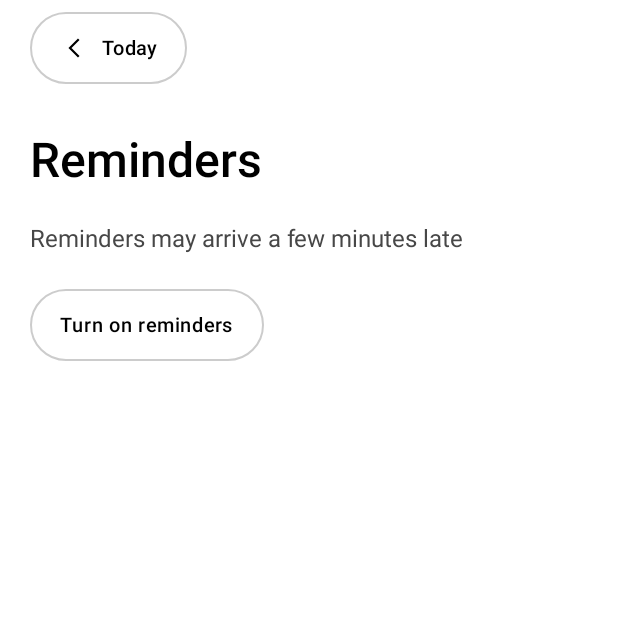
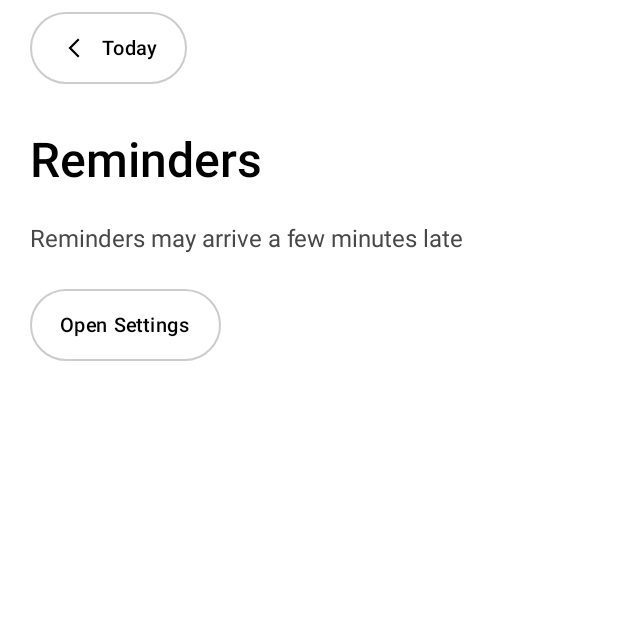
Before and after one commit to kyeoeol/reflex-mobile-apps, an Android app built with Jetpack Compose: the screen it shows after launch (MainActivity), after a tap on "Reminders", on a phone screen of 412 x 824 dp, the top half of it. Run offline under Robolectric (Android 15) with nearby library versions, the phone set to English and light mode, and no system bars; our stand-ins replace Room's generated code; network calls fail; pictures from the network do not load.

Commit message:
Contract: Reminders actionLabel and a null adherence label when there is no data
From the advisor's UX review of the simulator/emulator screenshots: Reminders
showed a 'Turn on reminders' button under 'Reminders are on', and 'No data yet'
was set in display type. Reminders now exposes actionLabel (same values as
Today's banner action, null when nothing needs fixing); MedicationDetail's
adherenceLabel is null without data and adherenceCaption says 'No data yet'.
Both cores, the tests and the Android views follow.

Co-Authored-By: Claude Opus 5.5 <noreply@anthropic.com>

```diff
--- a/android/app/src/main/kotlin/app/reflex/mobile/features/health/MedicationDetailScreen.kt
+++ b/android/app/src/main/kotlin/app/reflex/mobile/features/health/MedicationDetailScreen.kt
@@ -50,8 +50,8 @@ fun MedicationDetailScreen(vm: MedicationDetailViewModel, backTitle: String, onB
         Column(Modifier.testTag("detail.adherence").semantics(mergeDescendants = true) {},
             verticalArrangement = Arrangement.spacedBy(8.dp)) {
             SectionHeader("Adherence")
-            Text(state.adherenceLabel, style = HealthType.display, color = colors.primary)
-            state.adherenceCaption?.let { Text(it, style = HealthType.caption, color = colors.secondary) }
+            state.adherenceLabel?.let { Text(it, style = HealthType.display, color = colors.primary) }
+            Text(state.adherenceCaption, style = HealthType.caption, color = colors.secondary)
         }
         FlowRow(horizontalArrangement = Arrangement.spacedBy(8.dp), verticalArrangement = Arrangement.spacedBy(8.dp)) {
             if (state.canArchive) PillButton("Archive", { vm.send(Action.Archive) }, modifier = Modifier.testTag("detail.archive"),
--- a/android/app/src/main/kotlin/app/reflex/mobile/features/health/RemindersScreen.kt
+++ b/android/app/src/main/kotlin/app/reflex/mobile/features/health/RemindersScreen.kt
@@ -26,8 +26,10 @@ fun RemindersScreen(vm: RemindersViewModel, backTitle: String, onBack: () -> Uni
         HealthTopBar("", backTitle = backTitle, onBack = onBack)
         ScreenTitle("Reminders")
         Text(state.statusLabel, style = HealthType.body, color = HealthTheme.colors.body, modifier = Modifier.testTag("reminders.status"))
-        PillButton("Turn on reminders", { vm.send(Action.TurnOnReminders) }, modifier = Modifier.testTag("reminders.turnOn"),
-            kind = PillButtonKind.Outline)
+        state.actionLabel?.let { label ->
+            PillButton(label, { vm.send(Action.TurnOnReminders) }, modifier = Modifier.testTag("reminders.turnOn"),
+                kind = PillButtonKind.Outline)
+        }
         if (state.reminders.isNotEmpty()) Column {
             for (reminder in state.reminders) {
                 ReminderRow(reminder.kind, HealthFormat.reminderTime(reminder.fireAt), reminder.title, reminder.body,
--- a/android/core/src/main/kotlin/app/reflex/core/features/health/MedicationDetailViewModelIntrospectionNode.kt
+++ b/android/core/src/main/kotlin/app/reflex/core/features/health/MedicationDetailViewModelIntrospectionNode.kt
@@ -20,8 +20,8 @@ class MedicationDetailViewModelIntrospectionNode(private val viewModel: Medicati
                 "startDate" to JsonValue.Str(it.startDate),
                 "endDate" to JsonValue.of(it.endDate),
                 "status" to JsonValue.Str(it.status),
-                "adherenceLabel" to JsonValue.Str(it.adherenceLabel),
-                "adherenceCaption" to JsonValue.of(it.adherenceCaption),
+                "adherenceLabel" to JsonValue.of(it.adherenceLabel),
+                "adherenceCaption" to JsonValue.Str(it.adherenceCaption),
                 "takenCount" to JsonValue.Num(it.takenCount),
                 "skippedCount" to JsonValue.Num(it.skippedCount),
                 "missedCount" to JsonValue.Num(it.missedCount),
--- a/android/core/src/main/kotlin/app/reflex/core/features/health/RemindersViewModel.kt
+++ b/android/core/src/main/kotlin/app/reflex/core/features/health/RemindersViewModel.kt
@@ -13,6 +13,8 @@ class RemindersViewModel(
         val permission: String,
         val mayBeLate: Boolean,
         val statusLabel: String,
+        /** The button under the status: "Turn on reminders" / "Open Settings", or null when there is nothing to fix. */
+        val actionLabel: String?,
         val reminders: List<ReminderItem>,
     )
 
@@ -54,6 +56,11 @@ class RemindersViewModel(
                 NotificationPermission.Denied -> "Reminders are off. Turn them on in Settings."
                 NotificationPermission.NotDetermined -> "Reminders aren't set up yet"
             },
+            actionLabel = when (snapshot.permission) {
+                NotificationPermission.Authorized -> if (snapshot.mayBeLate) "Open Settings" else null
+                NotificationPermission.Denied -> "Open Settings"
+                NotificationPermission.NotDetermined -> "Turn on reminders"
+            },
             reminders = snapshot.pending.map {
                 ReminderItem(it.id, it.kind, HealthTime.formatInstant(it.fireAt, snapshot.zone), it.title, it.body)
             },
--- a/android/core/src/main/kotlin/app/reflex/core/features/health/RemindersViewModelIntrospectionNode.kt
+++ b/android/core/src/main/kotlin/app/reflex/core/features/health/RemindersViewModelIntrospectionNode.kt
@@ -14,6 +14,7 @@ class RemindersViewModelIntrospectionNode(private val viewModel: RemindersViewMo
                 "permission" to JsonValue.Str(it.permission),
                 "mayBeLate" to JsonValue.Bool(it.mayBeLate),
                 "statusLabel" to JsonValue.Str(it.statusLabel),
+                "actionLabel" to JsonValue.of(it.actionLabel),
                 "reminders" to JsonValue.Arr(it.reminders.map { reminder ->
                     JsonValue.obj(
                         "id" to JsonValue.Str(reminder.id),
```
Also changed, not shown: android/core/src/main/kotlin/app/reflex/core/features/health/MedicationDetailViewModel.kt (+5 -5 lines), 7 other files.
